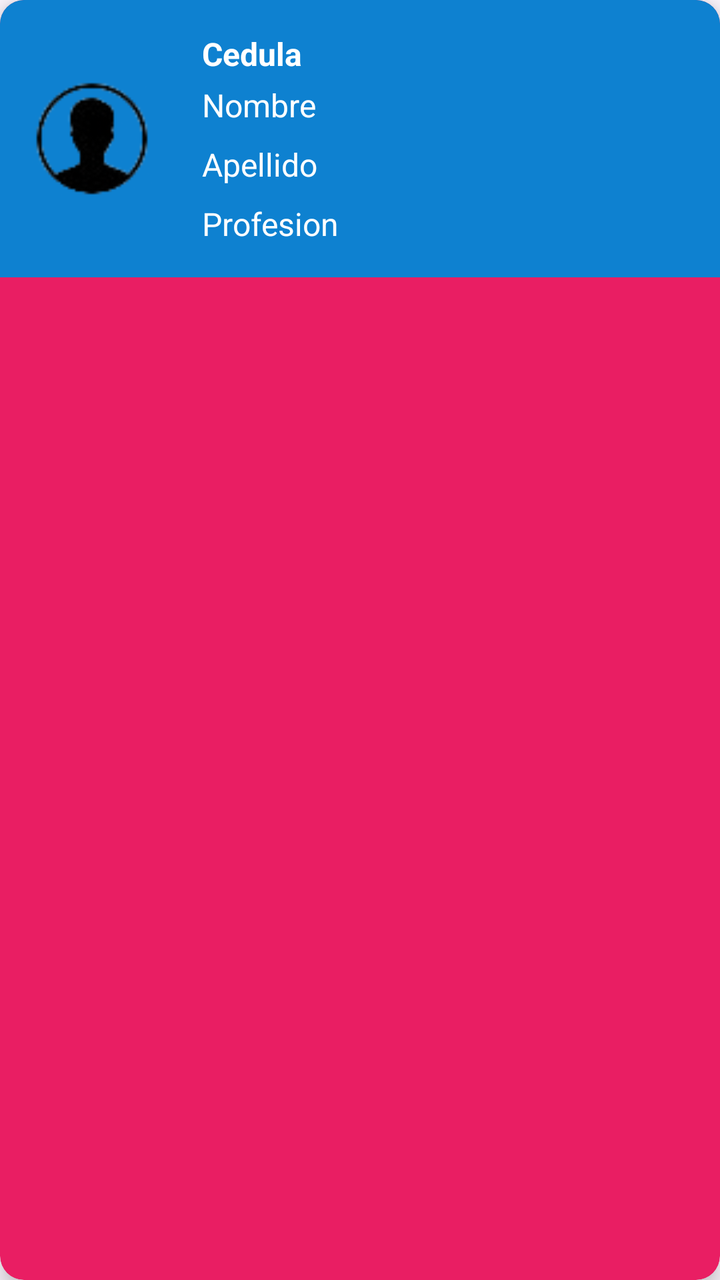
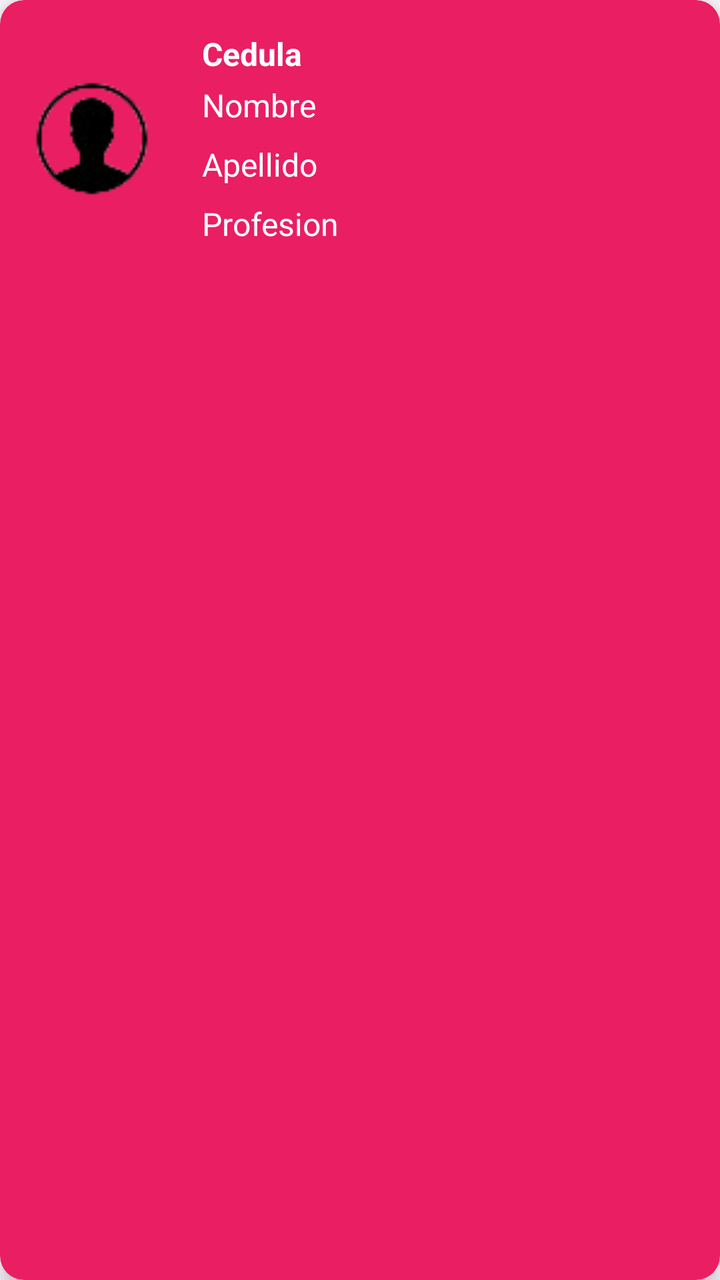

Before-and-after screenshots of an Android layout around one commit, followed by the original layout XML and the change that was made.
<!-- AndroidManifest.xml: application theme Theme.HistorialClinicoTFC4 -->
<!-- res/layout/item_paciente.xml -->
<?xml version="1.0" encoding="utf-8"?>
<androidx.cardview.widget.CardView
    xmlns:android="http://schemas.android.com/apk/res/android"
    xmlns:app="http://schemas.android.com/apk/res-auto"
    android:layout_width="match_parent"
    android:layout_height="wrap_content"
    android:layout_margin="8dp"
    app:cardBackgroundColor="@drawable/card_background"
    app:cardCornerRadius="12dp"
    app:cardElevation="6dp"
    app:cardMaxElevation="8dp"
    android:id="@+id/cardView">

    <LinearLayout
        android:layout_width="match_parent"
        android:layout_height="wrap_content"
        android:orientation="horizontal"
        android:background="#0e81d0"
        android:padding="16dp">

        <ImageView
            android:id="@+id/iconPac"
            android:layout_width="60dp"
            android:layout_height="60dp"
            android:layout_gravity="center_vertical"
            android:layout_marginEnd="25dp"
            android:src="@drawable/usersinfondo"/>

        <LinearLayout
            android:layout_width="0dp"
            android:layout_height="wrap_content"
            android:layout_weight="1"
            android:orientation="vertical">

            <TextView
                android:id="@+id/cedulaPac"
                android:layout_width="wrap_content"
                android:layout_height="wrap_content"
                android:text="Cedula"
                android:textSize="16sp"
                android:textColor="@android:color/white"
                android:textStyle="bold"
                android:layout_marginBottom="4dp"/>

            <TextView
                android:id="@+id/nombrePac"
                android:layout_width="wrap_content"
                android:layout_height="wrap_content"
                android:text="Nombre"
                android:textSize="16sp"
                android:textColor="@android:color/white"
                android:layout_marginBottom="4dp"
                android:paddingBottom="4dp"/>

            <TextView
                android:id="@+id/apellidoPac"
                android:layout_width="wrap_content"
                android:layout_height="wrap_content"
                android:text="Apellido"
                android:textSize="16sp"
                android:textColor="@android:color/white"
                android:layout_marginBottom="4dp"
                android:paddingBottom="4dp"/>

            <TextView
                android:id="@+id/profesionPac"
                android:layout_width="wrap_content"
                android:layout_height="wrap_content"
                android:text="Profesion"
                android:textSize="16sp"
                android:textColor="@android:color/white"/>

        </LinearLayout>
    </LinearLayout>
</androidx.cardview.widget.CardView>
<!-- resources referenced by this layout -->
<resources>
  <!-- drawable card_background (drawable) -->
  <?xml version="1.0" encoding="utf-8"?>
  <selector xmlns:tools="http://schemas.android.com/tools" xmlns:android="http://schemas.android.com/apk/res/android">
      <item android:color="@color/blue" android:state_checked="true" /> 
      <item android:color="@color/pink" android:state_checked="false"  /> 
      <item android:color="@android:color/white"/> 
  </selector>
  <!-- drawable usersinfondo: png bitmap (drawable, 3873 bytes) -->
  <style name="Theme.HistorialClinicoTFC4" parent="Base.Theme.HistorialClinicoTFC4" />
  <color name="blue">#2196F3</color>
  <color name="pink">#E91E63</color>
  <style name="Base.Theme.HistorialClinicoTFC4" parent="Theme.Material3.DayNight.NoActionBar">
          
          
      </style>
</resources>

<!-- the commit's change to res/layout/item_paciente.xml (unified diff, before → after) -->
@@ -15,8 +15,9 @@
         android:layout_width="match_parent"
         android:layout_height="wrap_content"
         android:orientation="horizontal"
-        android:background="#0e81d0"
         android:padding="16dp">
+
+
 
         <ImageView
             android:id="@+id/iconPac"
